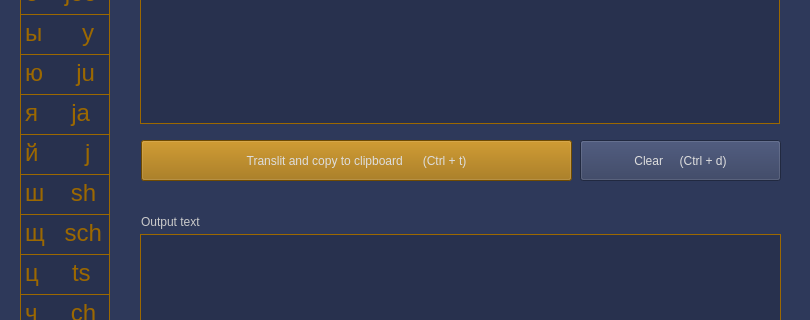
First picture: the form in ui_Il_Translit.ui, repository il721/il_translit, before the edit; both pictures show x 0 to 810 and y 86 to 406 of the 810 by 527 pixel window.
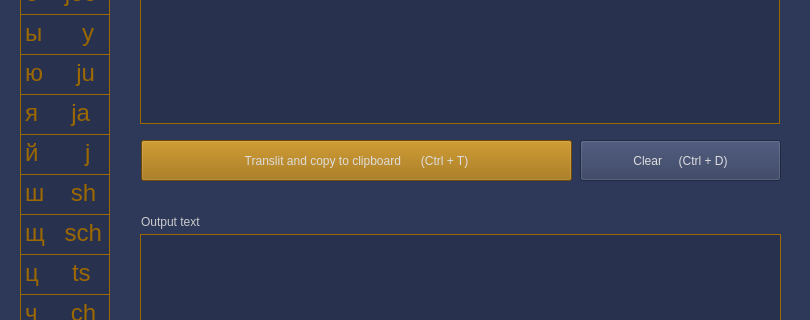
Second picture: the form after the edit. Icons and pictures are not drawn.

Commit message: Del PyQT6

Patch:
```diff
--- a/ui_Il_Translit.ui
+++ b/ui_Il_Translit.ui
@@ -54,7 +54,7 @@
 background-color: rgb(156, 104, 0);</string>
     </property>
     <property name="text">
-     <string>Translit and copy to clipboard      (Ctrl + t)</string>
+     <string>Translit and copy to clipboard      (Ctrl + T)</string>
     </property>
     <property name="icon">
      <iconset resource="icon_01.qrc">
@@ -394,7 +394,7 @@
 </string>
     </property>
     <property name="text">
-     <string>Clear     (Ctrl + d)</string>
+     <string>Clear     (Ctrl + D)</string>
     </property>
     <property name="icon">
      <iconset resource="icon_01.qrc">
```
The commit also changes 2 other files.
